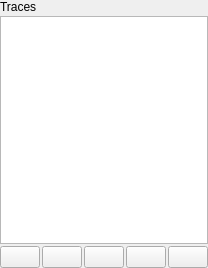
First picture: the form in RFExperiments/Software/Application/Traces/tracewidget.ui, repository jankae/VNA, before the edit.
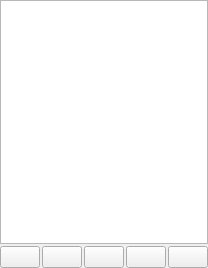
Second picture: the form after the edit. Icons and pictures are not drawn.

```diff
--- a/RFExperiments/Software/Application/Traces/tracewidget.ui
+++ b/RFExperiments/Software/Application/Traces/tracewidget.ui
@@ -6,7 +6,7 @@
    <rect>
     <x>0</x>
     <y>0</y>
-    <width>135</width>
+    <width>166</width>
     <height>268</height>
    </rect>
   </property>
@@ -35,13 +35,6 @@
    <property name="bottomMargin">
     <number>0</number>
    </property>
-   <item>
-    <widget class="QLabel" name="label">
-     <property name="text">
-      <string>Traces</string>
-     </property>
-    </widget>
-   </item>
    <item>
     <widget class="QTableView" name="view">
      <property name="sizePolicy">
```
